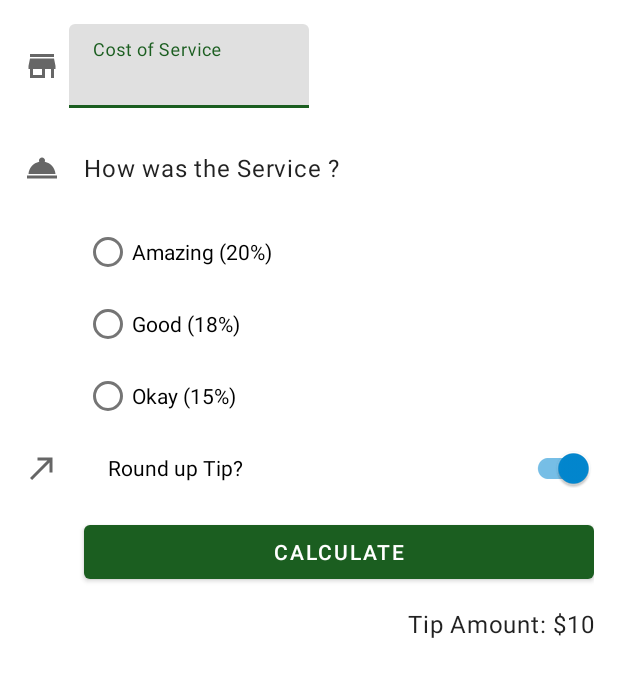
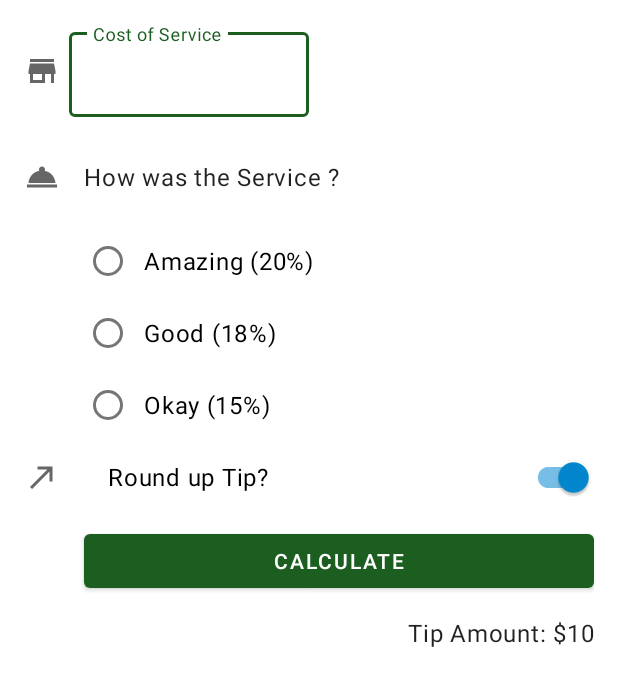
Before and after one commit to mesnuuu/TipTime, an Android app: the layout activity_main.xml on its own in the app's theme, with its tools: preview values and no code run, on a phone screen of 412 x 824 dp. Shown: the top 686 px of the screen. Run offline under Robolectric (Android 15) with nearby library versions, the phone set to English and light mode, and no system bars.

Commit message:
05 - Add these styles to your themes
You would update styles.xml file to use @dimen/min_text_height instead of 48dp directly.

 using theme attributes to set the radioButtonStyle and switchStyle in the app theme.

```diff
--- a/app/src/main/res/layout/activity_main.xml
+++ b/app/src/main/res/layout/activity_main.xml
@@ -98,7 +98,6 @@
 
     <com.google.android.material.switchmaterial.SwitchMaterial
         android:id="@+id/round_up_switch"
-        style ="Widget.TipTime.CompoundButton.Switch"
         android:layout_width="0dp"
         android:layout_height="wrap_content"
         android:layout_marginLeft="16dp"
--- a/app/src/main/res/values-night/themes.xml
+++ b/app/src/main/res/values-night/themes.xml
@@ -12,5 +12,13 @@
         <!-- Status bar color. -->
         <item name="android:statusBarColor" tools:targetApi="l">?attr/colorPrimaryVariant</item>
         <!-- Customize your theme here. -->
+        <!-- Text input fields -->
+        <item name="textInputStyle">@style/Widget.MaterialComponents.TextInputLayout.OutlinedBox</item>
+        <!-- For radio buttons -->
+        <item name="radioButtonStyle">@style/Widget.TipTime.CompoundButton.RadioButton</item>
+        <!-- For switches -->
+        <item name="switchStyle">@style/Widget.TipTime.CompoundButton.Switch</item>
+
+
     </style>
 </resources>
--- /dev/null
+++ b/app/src/main/res/values/dimens.xml
@@ -0,0 +1,4 @@
+<?xml version="1.0" encoding="utf-8"?>
+<resources>
+    <dimen name="min_text_height">48dp</dimen>
+</resources>
--- a/app/src/main/res/values/styles.xml
+++ b/app/src/main/res/values/styles.xml
@@ -1,13 +1,13 @@
 <?xml version="1.0" encoding="utf-8"?>
 <resources xmlns:tools="http://schemas.android.com/tools">
     <style name="Widget.TipTime.TextView" parent="Widget.MaterialComponents.TextView">
-        <item name="android:minHeight">48dp</item>
+        <item name="android:minHeight">@dimen/min_text_height</item>
         <item name="android:gravity">center_vertical</item>
         <item name="android:textAppearance">?attr/textAppearanceBody1</item>
     </style>
 
     <style name="Widget.TipTime.CompoundButton.Switch" parent="Widget.MaterialComponents.CompoundButton.Switch">
-        <item name="android:minHeight">48dp</item>
+        <item name="android:minHeight">@dimen/min_text_height</item>
         <item name="android:gravity">center_vertical</item>
         <item name="android:textAppearance">?attr/textAppearanceBody1</item>
     </style>
--- a/app/src/main/res/values/themes.xml
+++ b/app/src/main/res/values/themes.xml
@@ -11,6 +11,15 @@
         <item name="colorOnSecondary">@color/black</item>
         <!-- Status bar color. -->
         <item name="android:statusBarColor" tools:targetApi="l">?attr/colorPrimaryVariant</item>
+
         <!-- Customize your theme here. -->
+
+        <!-- Text input fields -->
+        <item name="textInputStyle">@style/Widget.MaterialComponents.TextInputLayout.OutlinedBox</item>
+        <!-- Radio buttons -->
+        <item name="radioButtonStyle">@style/Widget.TipTime.CompoundButton.RadioButton</item>
+        <!-- Switches -->
+        <item name="switchStyle">@style/Widget.TipTime.CompoundButton.Switch</item>
+
     </style>
 </resources>
```
